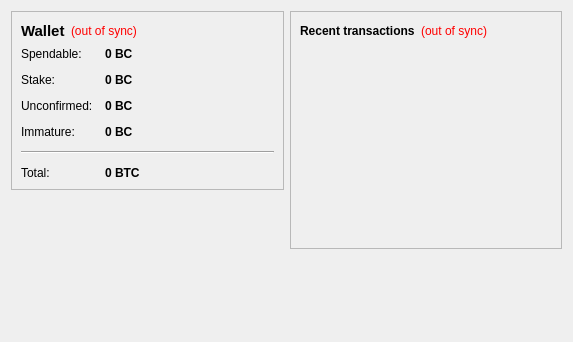
First picture: the form in src/qt/forms/overviewpage.ui, repository VertexWorks/VertexCoin, before the edit.
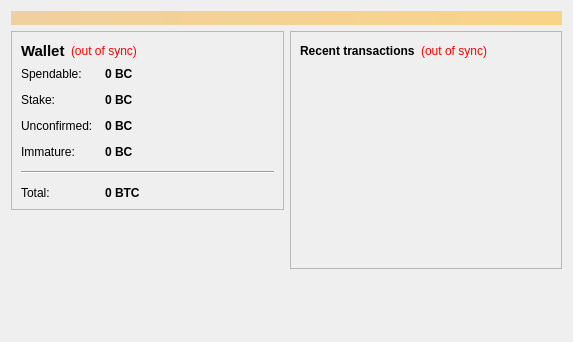
Second picture: the form after the edit.

What changed in the file:
```diff
--- a/src/qt/forms/overviewpage.ui
+++ b/src/qt/forms/overviewpage.ui
@@ -13,6 +13,24 @@
   <property name="windowTitle">
    <string>Form</string>
   </property>
+  <layout class="QVBoxLayout" name="topLayout">
+  <item>
+   <widget class="QLabel" name="labelAlerts">
+    <property name="visible">
+     <bool>false</bool>
+    </property>
+    <property name="styleSheet">
+     <string notr="true">background-color: qlineargradient(x1: 0, y1: 0, x2: 1, y2: 0, stop:0 #F0D0A0, stop:1 #F8D488);  color:#000000</string>
+    </property>
+    <property name="wordWrap">
+     <bool>true</bool>
+    </property>
+    <property name="margin">
+     <number>3</number>
+    </property>
+   </widget>
+  </item>
+  <item>
   <layout class="QHBoxLayout" name="horizontalLayout" stretch="1,1">
    <item>
     <layout class="QVBoxLayout" name="verticalLayout_2">
@@ -341,6 +359,8 @@
     </layout>
    </item>
   </layout>
+ </item>
+ </layout>
  </widget>
  <resources/>
  <connections/>
```
